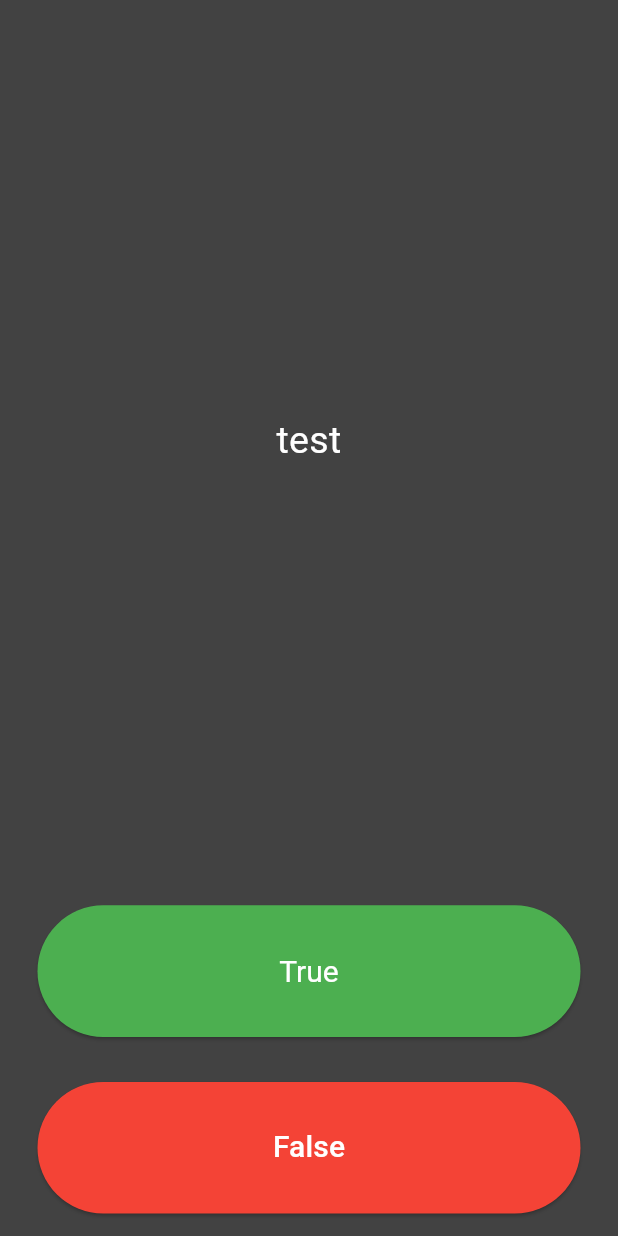
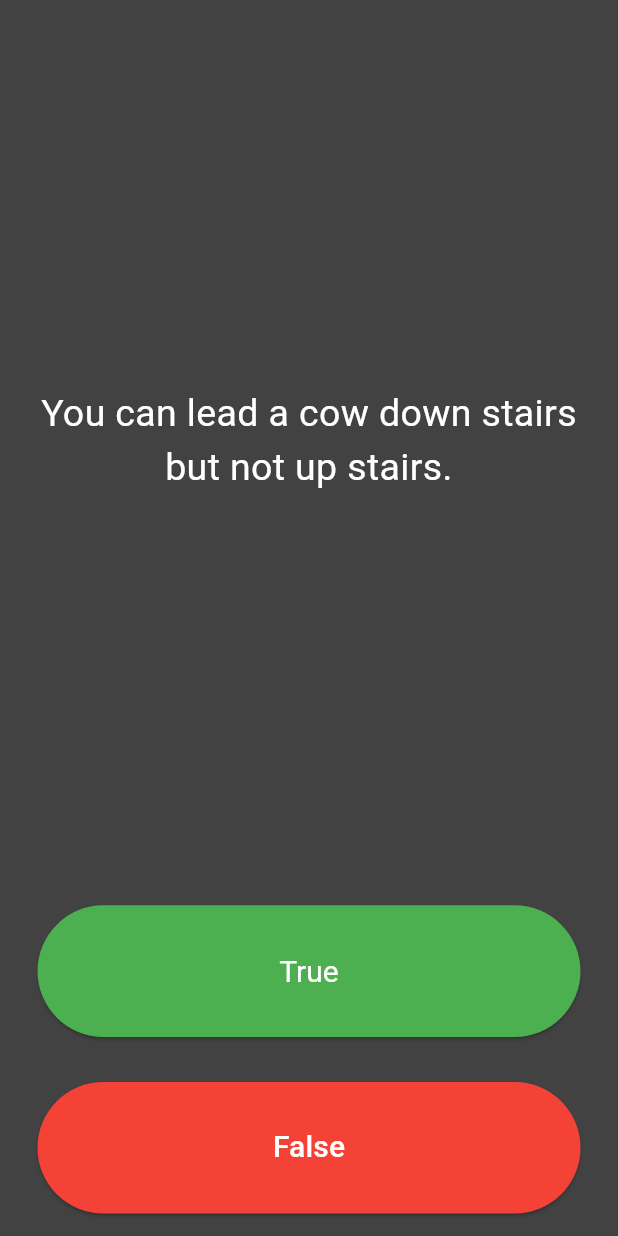
Before and after one commit to amirhoosian/quizzler, a Flutter app: the screen it shows after launch, on a phone screen of 412 x 824 dp. Run offline on Flutter 3.47's test engine with Material 3 defaults, Android fonts, the phone set to English and light mode, and no system bars.

Commit message:
add quizBrain

```diff
--- a/lib/main.dart
+++ b/lib/main.dart
@@ -1,6 +1,7 @@
 import 'package:flutter/material.dart';
-import 'package:quizzler/questhion.dart';
+import 'quiz_brain.dart';
 
+QuizBrain quizBrain = QuizBrain();
 void main() {
   runApp(const MyApp());
 }
@@ -39,16 +40,7 @@ class _QuizPageState extends State<QuizPage> {
   //   'Approximately one quarter of human bones are in the feet.',
   //   'A slug\'s blood is green.'
   // ];
-
-//ساخت لیستی از ابجکت سوال و جواب
-  List<Questhion> QuesthionBank = [
-    Questhion(q: 'You can lead a cow down stairs but not up stairs.', a: false),
-    Questhion(
-        q: 'Approximately one quarter of human bones are in the feet.',
-        a: true),
-    Questhion(q: 'A slug\'s blood is green.', a: true)
-  ];
-
+  int quizNumber = 0;
   @override
   Widget build(BuildContext context) {
     return Column(
@@ -61,7 +53,7 @@ class _QuizPageState extends State<QuizPage> {
             padding: EdgeInsets.all(10.0),
             child: Center(
               child: Text(
-                'test',
+                quizBrain.QuesthionBank[quizNumber].questhion,
                 textAlign: TextAlign.center,
                 style: TextStyle(
                   fontSize: 25.0,
--- a/lib/questhion.dart
+++ b/lib/questhion.dart
@@ -1,5 +1,4 @@
-import 'package:flutter/foundation.dart';
-
+// این یه ابجکت برای ساخت سوال هاست
 class Questhion {
   late String questhion;
   late bool awnser;
--- /dev/null
+++ b/lib/quiz_brain.dart
@@ -0,0 +1,12 @@
+import 'package:quizzler/questhion.dart';
+
+class QuizBrain {
+  //ساخت لیستی از ابجکت سوال و جواب
+  List<Questhion> QuesthionBank = [
+    Questhion(q: 'You can lead a cow down stairs but not up stairs.', a: false),
+    Questhion(
+        q: 'Approximately one quarter of human bones are in the feet.',
+        a: true),
+    Questhion(q: 'A slug\'s blood is green.', a: true)
+  ];
+}
```
